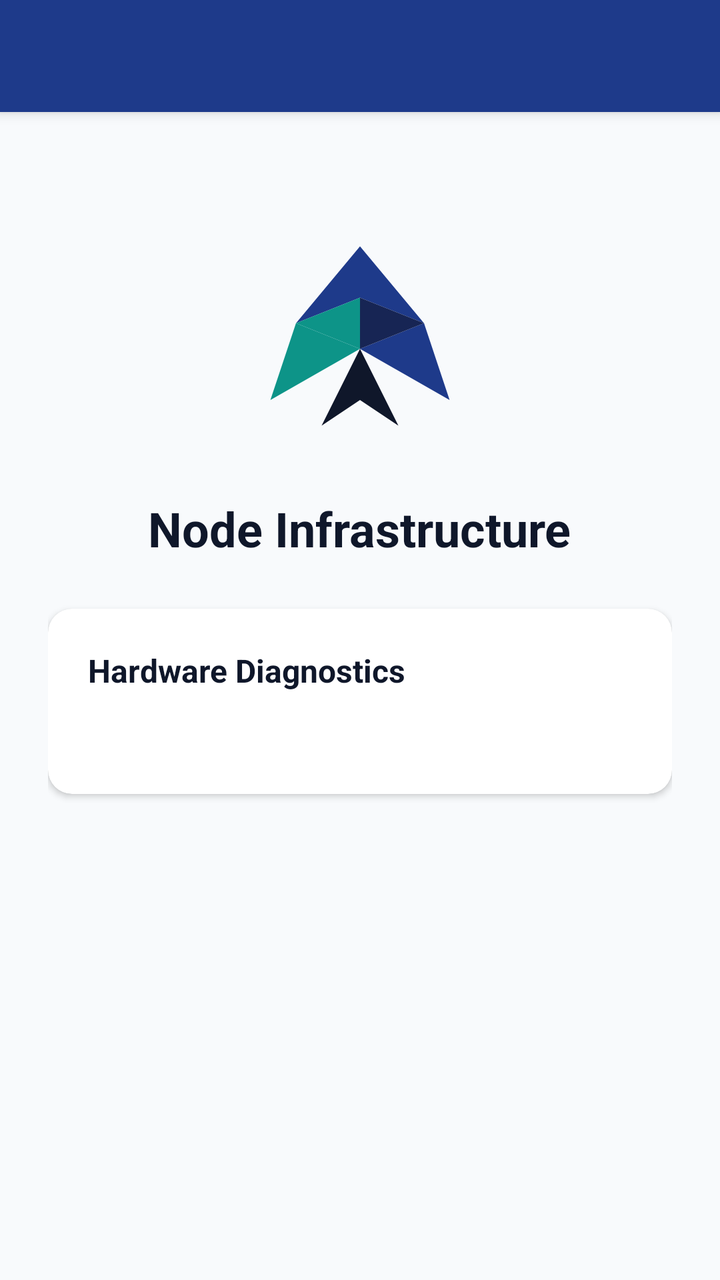
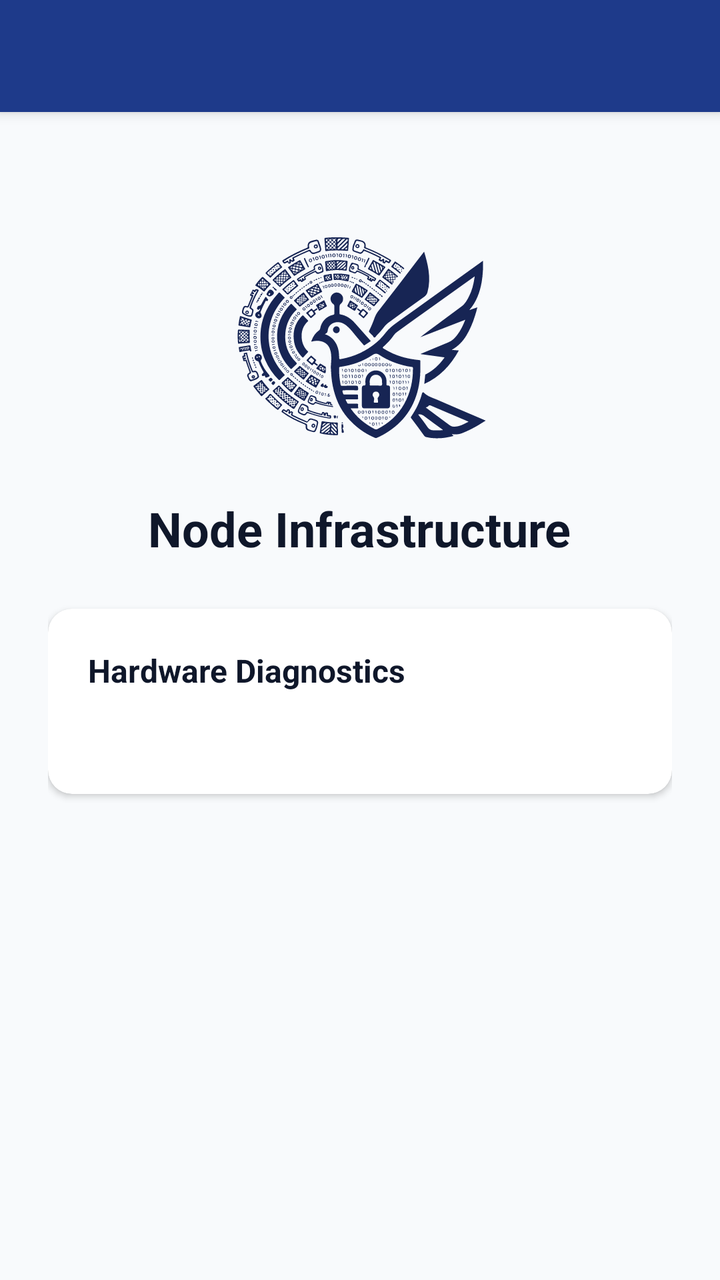

Before-and-after screenshots of an Android layout around one commit, followed by the original layout XML and the change that was made.
<!-- AndroidManifest.xml: application theme Theme.Pigeon -->
<!-- res/layout/activity_about_device.xml -->
<?xml version="1.0" encoding="utf-8"?>
<LinearLayout xmlns:android="http://schemas.android.com/apk/res/android"
    xmlns:app="http://schemas.android.com/apk/res-auto"
    android:layout_width="match_parent"
    android:layout_height="match_parent"
    android:background="@color/colorBackground"
    android:orientation="vertical">

    <androidx.appcompat.widget.Toolbar
        android:id="@+id/toolbar"
        android:layout_width="match_parent"
        android:layout_height="?attr/actionBarSize"
        android:background="@color/colorPrimary"
        android:elevation="4dp"
        android:theme="@style/ThemeOverlay.AppCompat.Dark.ActionBar"
        app:popupTheme="@style/ThemeOverlay.AppCompat.Light" />

    <ScrollView
        android:layout_width="match_parent"
        android:layout_height="0dp"
        android:layout_weight="1"
        android:fillViewport="true">

        <LinearLayout
            android:layout_width="match_parent"
            android:layout_height="wrap_content"
            android:gravity="center_horizontal"
            android:orientation="vertical"
            android:padding="24dp">

            <ImageView
                android:layout_width="128dp"
                android:layout_height="128dp"
                android:layout_marginTop="24dp"
                android:contentDescription="@string/logo_desc"
                android:src="@drawable/ic_pigeon_logo" />

            <TextView
                style="@style/PigeonText"
                android:layout_width="wrap_content"
                android:layout_height="wrap_content"
                android:layout_marginTop="16dp"
                android:text="Node Infrastructure"
                android:textSize="24sp"
                android:textStyle="bold" />

            <com.google.android.material.card.MaterialCardView
                style="@style/PigeonCard"
                android:layout_width="match_parent"
                android:layout_height="wrap_content"
                android:layout_marginTop="24dp">

                <LinearLayout
                    android:layout_width="match_parent"
                    android:layout_height="wrap_content"
                    android:orientation="vertical"
                    android:padding="20dp">

                    <TextView
                        style="@style/PigeonText"
                        android:layout_width="wrap_content"
                        android:layout_height="wrap_content"
                        android:text="Hardware Diagnostics"
                        android:textSize="16sp"
                        android:textStyle="bold" />

                    <TextView
                        android:id="@+id/tvAboutDeviceDesc"
                        style="@style/PigeonText"
                        android:layout_width="match_parent"
                        android:layout_height="wrap_content"
                        android:layout_marginTop="12dp"
                        android:lineSpacingMultiplier="1.3"
                        android:textColor="@color/colorOnSurface"
                        android:textSize="14sp" />
                </LinearLayout>
            </com.google.android.material.card.MaterialCardView>

        </LinearLayout>
    </ScrollView>
</LinearLayout>
<!-- resources referenced by this layout -->
<resources>
  <color name="colorBackground">#F8FAFC</color>
  <color name="colorOnSurface">#475569</color>
  <color name="colorPrimary">#1E3A8A</color>
  <!-- drawable ic_pigeon_logo (drawable) -->
  <?xml version="1.0" encoding="utf-8"?>
  <vector xmlns:android="http://schemas.android.com/apk/res/android"
      android:width="128dp"
      android:height="128dp"
      android:viewportWidth="100"
      android:viewportHeight="100">
      <path
          android:fillColor="#1E3A8A"
          android:pathData="M50,15 L25,45 L50,35 L75,45 Z" />
      <path
          android:fillColor="#0D9488"
          android:pathData="M25,45 L15,75 L50,55 Z" />
      <path
          android:fillColor="#1E3A8A"
          android:pathData="M75,45 L85,75 L50,55 Z" />
      <path
          android:fillColor="#0D9488"
          android:pathData="M50,35 L50,55 L25,45 Z" />
      <path
          android:fillColor="#172554"
          android:pathData="M50,35 L50,55 L75,45 Z" />
      <path
          android:fillColor="#0F172A"
          android:pathData="M50,55 L35,85 L50,75 L65,85 Z" />
  </vector>
  <string name="logo_desc">PIGEON logo</string>
  <style name="PigeonCard" parent="Widget.MaterialComponents.CardView">
          <item name="cardBackgroundColor">@color/colorCardBg</item>
          <item name="cardCornerRadius">12dp</item>
          <item name="cardElevation">2dp</item>
      </style>
  <style name="PigeonText" parent="android:Widget.TextView">
          <item name="android:textColor">@color/colorOnBackground</item>
      </style>
  <style name="Theme.Pigeon" parent="Theme.MaterialComponents.Light.NoActionBar">
          <item name="colorPrimary">@color/colorPrimary</item>
          <item name="colorPrimaryDark">@color/colorPrimaryDark</item>
          <item name="colorAccent">@color/colorAccent</item>
          <item name="android:windowBackground">@color/colorBackground</item>
          <item name="android:keepScreenOn">true</item>
      </style>
  <color name="colorCardBg">#FFFFFF</color>
  <color name="colorOnBackground">#0F172A</color>
  <color name="colorPrimaryDark">#172554</color>
  <color name="colorAccent">#0D9488</color>
</resources>

<!-- the commit's change to res/layout/activity_about_device.xml (unified diff, before → after) -->
@@ -33,7 +33,8 @@
                 android:layout_height="128dp"
                 android:layout_marginTop="24dp"
                 android:contentDescription="@string/logo_desc"
-                android:src="@drawable/ic_pigeon_logo" />
+                android:src="@drawable/logo"
+                app:tint="@color/colorPrimaryDark" />
 
             <TextView
                 style="@style/PigeonText"
<!-- resource entries referenced after the edit -->
@@ -3,32 +3,6 @@
   <color name="colorBackground">#F8FAFC</color>
   <color name="colorOnSurface">#475569</color>
   <color name="colorPrimary">#1E3A8A</color>
-  <!-- drawable ic_pigeon_logo (drawable) -->
-  <?xml version="1.0" encoding="utf-8"?>
-  <vector xmlns:android="http://schemas.android.com/apk/res/android"
-      android:width="128dp"
-      android:height="128dp"
-      android:viewportWidth="100"
-      android:viewportHeight="100">
-      <path
-          android:fillColor="#1E3A8A"
-          android:pathData="M50,15 L25,45 L50,35 L75,45 Z" />
-      <path
-          android:fillColor="#0D9488"
-          android:pathData="M25,45 L15,75 L50,55 Z" />
-      <path
-          android:fillColor="#1E3A8A"
-          android:pathData="M75,45 L85,75 L50,55 Z" />
-      <path
-          android:fillColor="#0D9488"
-          android:pathData="M50,35 L50,55 L25,45 Z" />
-      <path
-          android:fillColor="#172554"
-          android:pathData="M50,35 L50,55 L75,45 Z" />
-      <path
-          android:fillColor="#0F172A"
-          android:pathData="M50,55 L35,85 L50,75 L65,85 Z" />
-  </vector>
   <string name="logo_desc">PIGEON logo</string>
   <style name="PigeonCard" parent="Widget.MaterialComponents.CardView">
           <item name="cardBackgroundColor">@color/colorCardBg</item>
@@ -48,6 +22,7 @@
   <color name="colorCardBg">#FFFFFF</color>
   <color name="colorOnBackground">#0F172A</color>
   <color name="colorPrimaryDark">#172554</color>
+  <!-- drawable logo: vector/xml drawable (drawable, 168695 chars, omitted) -->
   <color name="colorAccent">#0D9488</color>
 </resources>
 
